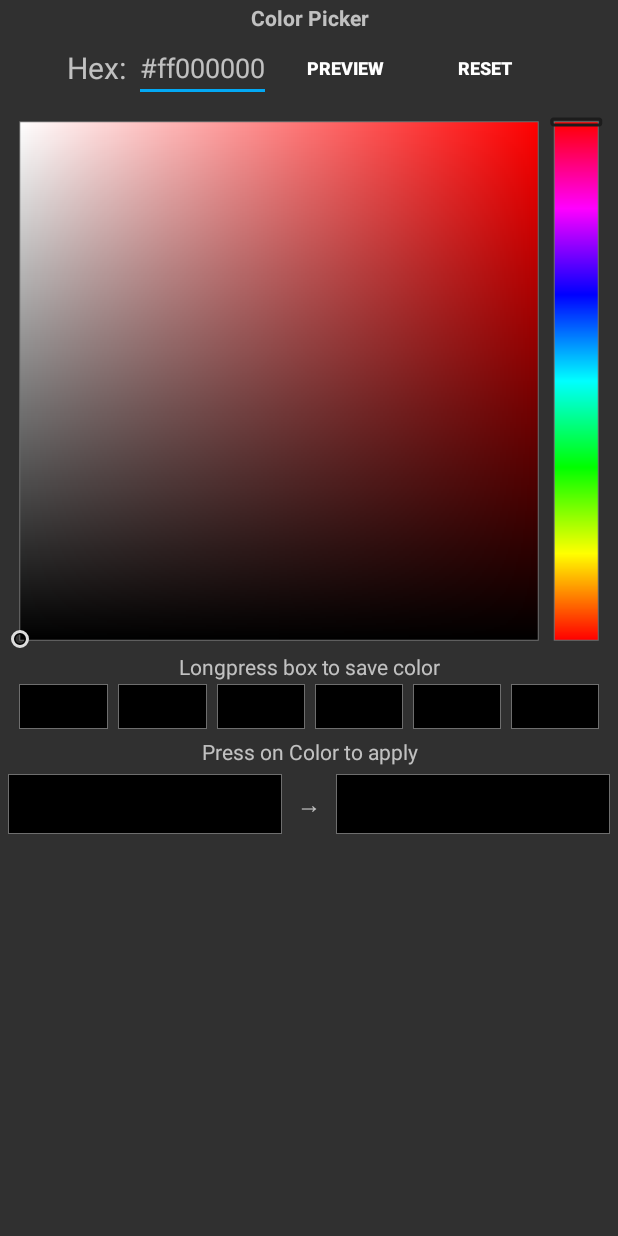
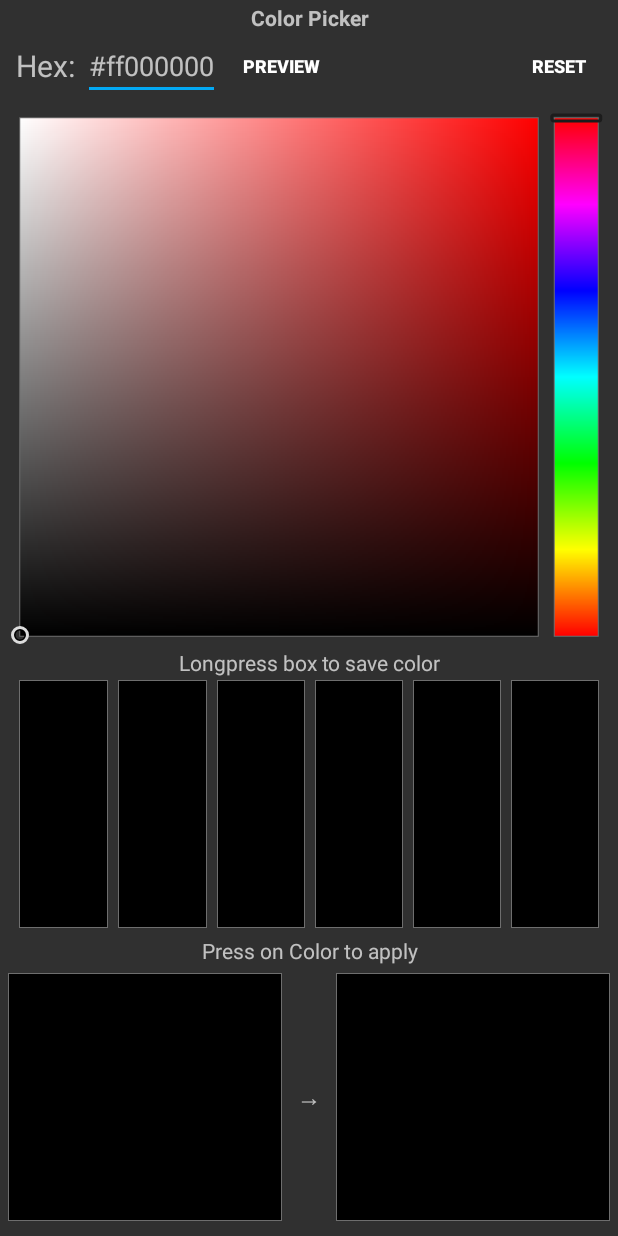
Before and after one commit to Surge1223/PureNexusSettings, an Android app: the layout dialog_color_picker.xml on its own in the app's theme, with its tools: preview values and no code run, on a phone screen of 412 x 824 dp. Run offline under Robolectric (Android 15) with nearby library versions, the light colour scheme and no system bars.

Commit message:
Color picker changes: force orientation to be fixed when dialog shows to prevent orientation change based killing of the dialog; edits to the layouts to allow for some resiliency to changes in dpi or phone/tablet status

```diff
--- a/app/src/main/java/com/android/purenexussettings/preferences/ColorPickerDialog.java
+++ b/app/src/main/java/com/android/purenexussettings/preferences/ColorPickerDialog.java
@@ -20,10 +20,13 @@ package com.android.purenexussettings.preferences;
 
 import android.app.Dialog;
 import android.content.Context;
+import android.content.DialogInterface;
+import android.content.pm.ActivityInfo;
 import android.graphics.PixelFormat;
 import android.provider.Settings;
 import android.view.LayoutInflater;
 import android.view.View;
+import android.view.View.OnClickListener;
 import android.view.Window;
 import android.view.WindowManager;
 import android.widget.Button;
@@ -32,10 +35,12 @@ import android.widget.LinearLayout;
 import android.widget.TextView;
 
 import com.android.purenexussettings.R;
+import com.android.purenexussettings.TinkerActivity;
+import com.android.purenexussettings.preferences.ColorPickerView.OnColorChangedListener;
 
 import java.util.Locale;
 
-public class ColorPickerDialog extends Dialog implements ColorPickerView.OnColorChangedListener, View.OnClickListener {
+public class ColorPickerDialog extends Dialog implements OnColorChangedListener, OnClickListener {
 
     public static String GLOBAL_COLOR_USER = "global_color_user";
 
@@ -209,8 +214,8 @@ public class ColorPickerDialog extends Dialog implements ColorPickerView.OnColor
             });
 
             previewRect.setOnLongClickListener(new View.OnLongClickListener() {
-                    @Override
-                    public boolean onLongClick(View v) {
+                @Override
+                public boolean onLongClick(View v) {
                     try {
                         Settings.Global.putInt(getContext().getContentResolver(), customKey + "_" + extraKey, mNewColor.getColor());
                         previewRect.setColor(mNewColor.getColor());
@@ -218,7 +223,7 @@ public class ColorPickerDialog extends Dialog implements ColorPickerView.OnColor
                     }
                     return true;
                 }
-                });
+            });
         }
     }
 
--- a/app/src/main/java/com/android/purenexussettings/preferences/ColorPickerPreference.java
+++ b/app/src/main/java/com/android/purenexussettings/preferences/ColorPickerPreference.java
@@ -19,6 +19,8 @@
 package com.android.purenexussettings.preferences;
 
 import android.content.Context;
+import android.content.DialogInterface;
+import android.content.pm.ActivityInfo;
 import android.content.res.TypedArray;
 import android.graphics.Bitmap;
 import android.graphics.Bitmap.Config;
@@ -26,6 +28,7 @@ import android.graphics.Color;
 import android.os.Build;
 import android.os.Bundle;
 import android.preference.Preference;
+import android.preference.Preference.OnPreferenceClickListener;
 import android.provider.Settings;
 import android.support.annotation.NonNull;
 import android.text.TextUtils;
@@ -35,12 +38,13 @@ import android.widget.ImageView;
 import android.widget.LinearLayout;
 
 import com.android.purenexussettings.R;
+import com.android.purenexussettings.TinkerActivity;
+import com.android.purenexussettings.preferences.ColorPickerDialog.OnColorChangedListener;
 
 import java.util.Locale;
 
 
-public class ColorPickerPreference extends Preference implements
-        Preference.OnPreferenceClickListener, ColorPickerDialog.OnColorChangedListener {
+public class ColorPickerPreference extends Preference implements OnPreferenceClickListener, OnColorChangedListener {
 
     View mView;
     ColorPickerDialog mDialog;
@@ -228,8 +232,17 @@ public class ColorPickerPreference extends Preference implements
 
     protected void showDialog(Bundle state) {
         if (mDialog == null || !mDialog.isShowing()) {
+            // force orientation to stay while dialog is open
+            TinkerActivity.lockCurrentOrientation((TinkerActivity) getContext());
             mDialog = new ColorPickerDialog(getContext(), mValue, mDefault, mKey, mTitle);
             mDialog.setOnColorChangedListener(this);
+            // undo orientation fixing on dismiss of dialog
+            mDialog.setOnDismissListener(new DialogInterface.OnDismissListener() {
+                @Override
+                public void onDismiss(DialogInterface dialog) {
+                    ((TinkerActivity) getContext()).setRequestedOrientation(ActivityInfo.SCREEN_ORIENTATION_SENSOR);
+                }
+            });
             if (mAlphaSliderEnabled) {
                 mDialog.setAlphaSliderVisible(true);
                 mDialog.setAlphaSliderText(mAlphaSliderText);
--- a/app/src/main/res/layout-land/dialog_color_picker.xml
+++ b/app/src/main/res/layout-land/dialog_color_picker.xml
@@ -18,10 +18,10 @@
 
 <LinearLayout
     xmlns:android="http://schemas.android.com/apk/res/android"
-    android:layout_width="wrap_content"
-    android:layout_height="wrap_content"
-    android:paddingLeft="5dp"
-    android:paddingRight="5dp"
+    android:layout_width="match_parent"
+    android:layout_height="match_parent"
+    android:paddingStart="5dp"
+    android:paddingEnd="5dp"
     android:orientation="horizontal">
 
     <com.android.purenexussettings.preferences.ColorPickerView
@@ -29,12 +29,11 @@
         android:layout_width="wrap_content"
         android:layout_height="wrap_content"
         android:tag="landscape"
-        android:layerType="software"
-        />
+        android:layerType="software" />
 
     <LinearLayout
-        android:layout_width="wrap_content"
-        android:layout_height="wrap_content"
+        android:layout_width="match_parent"
+        android:layout_height="match_parent"
         android:orientation="vertical">
 
         <TextView
@@ -50,9 +49,8 @@
         <LinearLayout
             android:layout_width="match_parent"
             android:layout_height="wrap_content"
-            android:layout_marginLeft="5dp"
-            android:layout_marginRight="5dp"
-            android:gravity="center"
+            android:layout_marginStart="5dp"
+            android:layout_marginEnd="5dp"
             android:orientation="horizontal">
 
             <TextView
@@ -60,41 +58,67 @@
                 android:layout_height="wrap_content"
                 android:layout_marginEnd="2dp"
                 android:text="@string/hex"
-                android:textSize="16sp"
-                />
+                android:gravity="center"
+                android:layout_gravity="center_vertical"
+                android:textSize="20sp" />
 
-            <EditText
-                android:id="@+id/hex"
-                android:hint="@string/hex_hint"
-                android:imeOptions="flagNoExtractUi"
+            <FrameLayout
                 android:layout_width="wrap_content"
                 android:layout_height="wrap_content"
-                android:singleLine="true"
-                android:lines="1"
-                android:maxLines="1"
-                android:maxLength="9"
-            />
+                android:layout_gravity="center_vertical">
+
+                <TextView
+                    android:layout_width="wrap_content"
+                    android:layout_height="match_parent"
+                    android:text="@string/hex_hint"
+                    android:visibility="invisible" />
+
+                <EditText
+                    android:id="@+id/hex"
+                    android:hint="@string/hex_hint"
+                    android:imeOptions="flagNoExtractUi"
+                    android:layout_width="match_parent"
+                    android:layout_height="match_parent"
+                    android:singleLine="true"
+                    android:lines="1"
+                    android:maxLines="1"
+                    android:maxLength="9" />
+
+            </FrameLayout>
 
             <Button
                 android:id="@+id/enter"
                 android:text="@string/hex_check_button_text"
-                android:textSize="10sp"
+                android:textSize="12sp"
                 android:textStyle="bold"
                 android:background="@drawable/widget_list_selector"
                 android:layout_width="wrap_content"
                 android:layout_height="wrap_content"
-                android:gravity="center"
-                />
+                android:minHeight="1dp"
+                android:minWidth="1dp"
+                android:padding="10dp"
+                android:layout_gravity="center_vertical"
+                android:gravity="center" />
+
+            <Space
+                android:layout_width="0dp"
+                android:layout_height="match_parent"
+                android:layout_weight="1" />
 
             <Button
                 android:id="@+id/reset"
                 android:text="@string/hex_reset_button_text"
-                android:textSize="10sp"
+                android:textSize="12sp"
                 android:textStyle="bold"
                 android:background="@drawable/widget_list_selector"
                 android:layout_width="wrap_content"
                 android:layout_height="wrap_content"
+                android:minHeight="1dp"
+                android:minWidth="1dp"
+                android:padding="10dp"
+                android:layout_gravity="center_vertical"
                 android:gravity="center" />
+
         </LinearLayout>
 
         <TextView
@@ -103,87 +127,84 @@
             android:gravity="center"
             android:layout_marginBottom="2dp"
             android:text="@string/longpress_info"
-            android:textAppearance="?android:attr/textAppearanceSmall"
-        />
+            android:textAppearance="?android:attr/textAppearanceSmall" />
 
         <LinearLayout
             android:layout_width="wrap_content"
-            android:layout_height="30dp"
+            android:layout_height="0dp"
+            android:layout_weight="0.15"
             android:layout_marginBottom="7dp"
-            android:layout_marginLeft="5dp"
+            android:layout_marginStart="5dp"
             android:orientation="horizontal">
 
             <com.android.purenexussettings.preferences.ColorPickerPanelView
                 android:id="@+id/userset1_panel"
-                android:layout_width="0px"
+                android:layout_width="0dp"
                 android:layout_height="wrap_content"
                 android:layout_marginEnd="6dp"
-                android:layout_weight="0.5"
-                />
+                android:layout_weight="0.5" />
 
             <com.android.purenexussettings.preferences.ColorPickerPanelView
                 android:id="@+id/userset2_panel"
-                android:layout_width="0px"
+                android:layout_width="0dp"
                 android:layout_height="wrap_content"
                 android:layout_marginEnd="5dp"
-                android:layout_weight="0.5"
-                />
+                android:layout_weight="0.5" />
 
         </LinearLayout>
 
         <LinearLayout
             android:layout_width="wrap_content"
-            android:layout_height="30dp"
+            android:layout_height="0dp"
+            android:layout_weight="0.15"
             android:layout_marginBottom="7dp"
-            android:layout_marginLeft="5dp"
+            android:layout_marginStart="5dp"
             android:orientation="horizontal">
 
             <com.android.purenexussettings.preferences.ColorPickerPanelView
                 android:id="@+id/userset3_panel"
-                android:layout_width="0px"
+                android:layout_width="0dp"
                 android:layout_height="wrap_content"
                 android:layout_marginEnd="6dp"
-                android:layout_weight="0.5"
-                />
+                android:layout_weight="0.5" />
 
             <com.android.purenexussettings.preferences.ColorPickerPanelView
                 android:id="@+id/userset4_panel"
-                android:layout_width="0px"
+                android:layout_width="0dp"
                 android:layout_height="wrap_content"
                 android:layout_marginEnd="5dp"
-                android:layout_weight="0.5"
-                />
+                android:layout_weight="0.5" />
 
         </LinearLayout>
 
         <LinearLayout
             android:layout_width="wrap_content"
-            android:layout_height="30dp"
+            android:layout_height="0dp"
+            android:layout_weight="0.15"
             android:layout_marginBottom="7dp"
             android:layout_marginStart="5dp"
             android:orientation="horizontal">
 
             <com.android.purenexussettings.preferences.ColorPickerPanelView
                 android:id="@+id/userset5_panel"
-                android:layout_width="0px"
+                android:layout_width="0dp"
                 android:layout_height="wrap_content"
                 android:layout_marginEnd="6dp"
-                android:layout_weight="0.5"
-                />
+                android:layout_weight="0.5" />
 
             <com.android.purenexussettings.preferences.ColorPickerPanelView
                 android:id="@+id/userset6_panel"
-                android:layout_width="0px"
+                android:layout_width="0dp"
                 android:layout_height="wrap_content"
                 android:layout_marginEnd="5dp"
-                android:layout_weight="0.5"
-                />
+                android:layout_weight="0.5" />
 
         </LinearLayout>
 
         <LinearLayout
             android:layout_width="wrap_content"
-            android:layout_height="wrap_content"
+            android:layout_height="0dp"
+            android:layout_weight="0.55"
             android:layout_marginBottom="6dp"
             android:orientation="vertical">
 
@@ -192,17 +213,15 @@
                 android:layout_height="wrap_content"
                 android:text="@string/press_color_to_apply"
                 android:gravity="center"
-                android:layout_marginLeft="6dp"
-                android:layout_marginRight="6dp"
-                android:textAppearance="?android:attr/textAppearanceSmall"
-                />
+                android:layout_marginStart="6dp"
+                android:layout_marginEnd="6dp"
+                android:textAppearance="?android:attr/textAppearanceSmall" />
 
             <com.android.purenexussettings.preferences.ColorPickerPanelView
                 android:id="@+id/old_color_panel"
                 android:layout_width="wrap_content"
-                android:layout_height="0px"
-                android:layout_weight="0.5"
-                />
+                android:layout_height="0dp"
+                android:layout_weight="0.5" />
 
             <TextView
                 android:layout_width="match_parent"
@@ -211,15 +230,13 @@
                 android:textSize="12sp"
                 android:gravity="center"
                 android:layout_marginTop="3dp"
-                android:layout_marginBottom="3dp"
-                />
+                android:layout_marginBottom="3dp" />
 
             <com.android.purenexussettings.preferences.ColorPickerPanelView
                 android:id="@+id/new_color_panel"
                 android:layout_width="wrap_content"
-                android:layout_height="0px"
-                android:layout_weight="0.5"
-                />
+                android:layout_height="0dp"
+                android:layout_weight="0.5" />
 
         </LinearLayout>
 
--- a/app/src/main/res/layout/dialog_color_picker.xml
+++ b/app/src/main/res/layout/dialog_color_picker.xml
@@ -17,10 +17,10 @@
 
 <LinearLayout
     xmlns:android="http://schemas.android.com/apk/res/android"
-    android:layout_width="wrap_content"
-    android:layout_height="wrap_content"
-    android:paddingLeft="5dp"
-    android:paddingRight="5dp"
+    android:layout_width="match_parent"
+    android:layout_height="match_parent"
+    android:paddingStart="5dp"
+    android:paddingEnd="5dp"
     android:orientation="vertical">
 
     <TextView
@@ -37,7 +37,6 @@
         android:layout_width="match_parent"
         android:layout_height="wrap_content"
         android:layout_marginBottom="4dp"
-        android:gravity="center"
         android:orientation="horizontal">
 
         <TextView
@@ -45,8 +44,21 @@
             android:layout_height="wrap_content"
             android:text="@string/hex"
             android:textSize="20sp"
-            android:layout_marginRight="5dp"
-            android:layout_marginLeft="5dp" />
+            android:layout_marginEnd="5dp"
+            android:layout_marginStart="5dp"
+            android:layout_gravity="center_vertical"
+            android:gravity="center" />
+
+        <FrameLayout
+            android:layout_width="wrap_content"
+            android:layout_height="wrap_content"
+            android:layout_gravity="center_vertical">
+
+            <TextView
+                android:layout_width="wrap_content"
+                android:layout_height="match_parent"
+                android:text="@string/hex_hint"
+                android:visibility="invisible" />
 
             <EditText
                 android:id="@+id/hex"
@@ -56,7 +68,9 @@
                 android:singleLine="true"
                 android:lines="1"
                 android:maxLines="1"
-            android:maxLength="9" />
+                android:maxLength="9"/>
+
+        </FrameLayout>
 
         <Button
             android:id="@+id/enter"
@@ -66,8 +80,17 @@
             android:background="@drawable/widget_list_selector"
             android:layout_width="wrap_content"
             android:layout_height="wrap_content"
+            android:minHeight="1dp"
+            android:minWidth="1dp"
+            android:padding="10dp"
+            android:layout_gravity="center_vertical"
             android:layout_marginStart="5dp"
             android:gravity="center" />
+
+        <Space
+            android:layout_width="0dp"
+            android:layout_height="match_parent"
+            android:layout_weight="1" />
 
         <Button
             android:id="@+id/reset"
@@ -77,9 +100,14 @@
             android:background="@drawable/widget_list_selector"
             android:layout_width="wrap_content"
             android:layout_height="wrap_content"
-            android:layout_marginLeft="5dp"
-            android:layout_marginRight="5dp"
+            android:minHeight="1dp"
+            android:minWidth="1dp"
+            android:padding="10dp"
+            android:layout_gravity="center_vertical"
+            android:layout_marginStart="5dp"
+            android:layout_marginEnd="5dp"
             android:gravity="center" />
+
     </LinearLayout>
 
     <com.android.purenexussettings.preferences.ColorPickerView
@@ -97,58 +125,59 @@
 
     <LinearLayout
         android:layout_width="wrap_content"
-        android:layout_height="30dp"
+        android:layout_height="0dp"
+        android:layout_weight="1"
         android:orientation="horizontal"
-        android:layout_marginLeft="4dp"
-        android:layout_marginRight="4dp"
+        android:layout_marginStart="4dp"
+        android:layout_marginEnd="4dp"
         android:layout_marginTop="2dp">
 
         <com.android.purenexussettings.preferences.ColorPickerPanelView
             android:id="@+id/userset1_panel"
-            android:layout_width="0px"
-            android:layout_height="wrap_content"
-            android:layout_marginLeft="3dp"
-            android:layout_marginRight="3dp"
+            android:layout_width="0dp"
+            android:layout_height="match_parent"
+            android:layout_marginStart="3dp"
+            android:layout_marginEnd="3dp"
             android:layout_weight="0.5" />
 
         <com.android.purenexussettings.preferences.ColorPickerPanelView
             android:id="@+id/userset2_panel"
-            android:layout_width="0px"
-            android:layout_height="wrap_content"
-            android:layout_marginLeft="3dp"
-            android:layout_marginRight="3dp"
+            android:layout_width="0dp"
+            android:layout_height="match_parent"
+            android:layout_marginStart="3dp"
+            android:layout_marginEnd="3dp"
             android:layout_weight="0.5" />
 
         <com.android.purenexussettings.preferences.ColorPickerPanelView
             android:id="@+id/userset3_panel"
-            android:layout_width="0px"
-            android:layout_height="wrap_content"
-            android:layout_marginLeft="3dp"
-            android:layout_marginRight="3dp"
+            android:layout_width="0dp"
+            android:layout_height="match_parent"
+            android:layout_marginStart="3dp"
+            android:layout_marginEnd="3dp"
             android:layout_weight="0.5" />
 
         <com.android.purenexussettings.preferences.ColorPickerPanelView
             android:id="@+id/userset4_panel"
-            android:layout_width="0px"
-            android:layout_height="wrap_content"
-            android:layout_marginLeft="3dp"
-            android:layout_marginRight="3dp"
+            android:layout_width="0dp"
+            android:layout_height="match_parent"
+            android:layout_marginStart="3dp"
+            android:layout_marginEnd="3dp"
             android:layout_weight="0.5" />
 
         <com.android.purenexussettings.preferences.ColorPickerPanelView
             android:id="@+id/userset5_panel"
-            android:layout_width="0px"
-            android:layout_height="wrap_content"
-            android:layout_marginLeft="3dp"
-            android:layout_marginRight="3dp"
+            android:layout_width="0dp"
+            android:layout_height="match_parent"
+            android:layout_marginStart="3dp"
+            android:layout_marginEnd="3dp"
             android:layout_weight="0.5" />
 
         <com.android.purenexussettings.preferences.ColorPickerPanelView
             android:id="@+id/userset6_panel"
-            android:layout_width="0px"
-            android:layout_height="wrap_content"
-            android:layout_marginLeft="3dp"
-            android:layout_marginRight="3dp"
+            android:layout_width="0dp"
+            android:layout_height="match_parent"
+            android:layout_marginStart="3dp"
+            android:layout_marginEnd="3dp"
             android:layout_weight="0.5" />
 
     </LinearLayout>
@@ -164,13 +193,14 @@
 
     <LinearLayout
         android:layout_width="wrap_content"
-        android:layout_height="40dp"
+        android:layout_height="0dp"
+        android:layout_weight="1"
         android:orientation="horizontal"
         android:layout_marginBottom="10dp">
 
         <com.android.purenexussettings.preferences.ColorPickerPanelView
             android:id="@+id/old_color_panel"
-            android:layout_width="0px"
+            android:layout_width="0dp"
             android:layout_height="match_parent"
             android:layout_weight="0.5" />
 
@@ -180,12 +210,12 @@
             android:text="@string/color_right_arrow"
             android:textSize="16sp"
             android:gravity="center"
-            android:layout_marginLeft="10dp"
-            android:layout_marginRight="10dp" />
+            android:layout_marginStart="10dp"
+            android:layout_marginEnd="10dp" />
 
         <com.android.purenexussettings.preferences.ColorPickerPanelView
             android:id="@+id/new_color_panel"
-            android:layout_width="0px"
+            android:layout_width="0dp"
             android:layout_height="wrap_content"
             android:layout_weight="0.5" />
 
```
Lines whose indentation alone changed are shown as unchanged.
